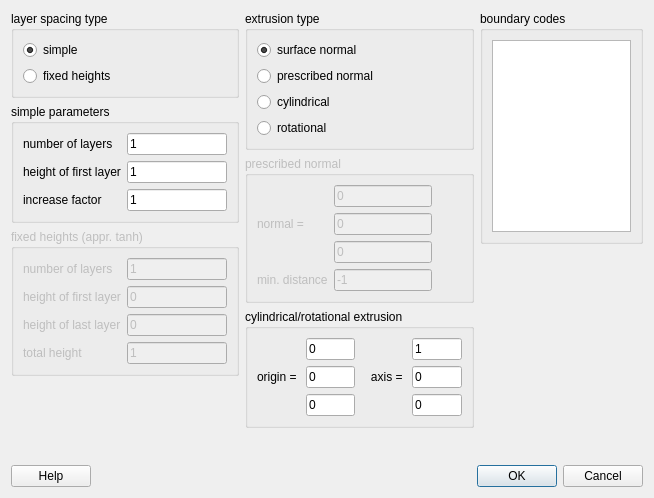
Old version of the form src/guinormalextrusion.ui in the repository enGits/engrid.
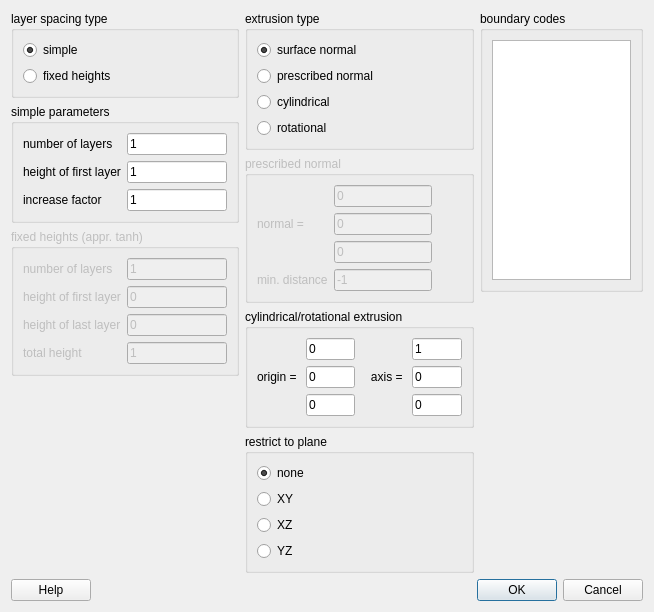
New version of the form. Icons and pictures are not drawn.

Commit message: implemented restriction to planes (XY,XZ,YZ)

```diff
--- a/src/guinormalextrusion.ui
+++ b/src/guinormalextrusion.ui
@@ -1,12 +1,12 @@
 <ui version="4.0" >
  <class>GuiNormalExtrusion</class>
- <widget class="QDialog" name="GuiNormalExtrusion" >
-  <property name="geometry" >
+ <widget class="QDialog" name="GuiNormalExtrusion">
+  <property name="geometry">
    <rect>
     <x>0</x>
     <y>0</y>
     <width>654</width>
-    <height>498</height>
+    <height>587</height>
    </rect>
   </property>
   <property name="windowTitle" >
@@ -366,11 +366,51 @@
       </widget>
      </item>
      <item>
-      <spacer name="verticalSpacer" >
-       <property name="orientation" >
+      <widget class="QGroupBox" name="groupBox_4">
+       <property name="title">
+        <string>restrict to plane</string>
+       </property>
+       <layout class="QVBoxLayout" name="verticalLayout_3">
+        <item>
+         <widget class="QRadioButton" name="radioButtonNoRestrict">
+          <property name="text">
+           <string>none</string>
+          </property>
+          <property name="checked">
+           <bool>true</bool>
+          </property>
+         </widget>
+        </item>
+        <item>
+         <widget class="QRadioButton" name="radioButtonXY">
+          <property name="text">
+           <string>XY</string>
+          </property>
+         </widget>
+        </item>
+        <item>
+         <widget class="QRadioButton" name="radioButtonXZ">
+          <property name="text">
+           <string>XZ</string>
+          </property>
+         </widget>
+        </item>
+        <item>
+         <widget class="QRadioButton" name="radioButtonYZ">
+          <property name="text">
+           <string>YZ</string>
+          </property>
+         </widget>
+        </item>
+       </layout>
+      </widget>
+     </item>
+     <item>
+      <spacer name="verticalSpacer_2">
+       <property name="orientation">
         <enum>Qt::Vertical</enum>
        </property>
-       <property name="sizeHint" stdset="0" >
+       <property name="sizeHint" stdset="0">
         <size>
          <width>20</width>
          <height>40</height>
@@ -430,15 +470,15 @@
      </item>
     </layout>
    </item>
-   <item row="1" column="1" >
-    <spacer>
-     <property name="orientation" >
+   <item row="1" column="0" colspan="3">
+    <spacer name="verticalSpacer">
+     <property name="orientation">
       <enum>Qt::Vertical</enum>
      </property>
-     <property name="sizeHint" stdset="0" >
+     <property name="sizeHint" stdset="0">
       <size>
        <width>20</width>
-       <height>16</height>
+       <height>40</height>
       </size>
      </property>
     </spacer>
```
Left out of the diff: 325 changed lines with no effect on the pictures. The commit also changes 3 other files.
